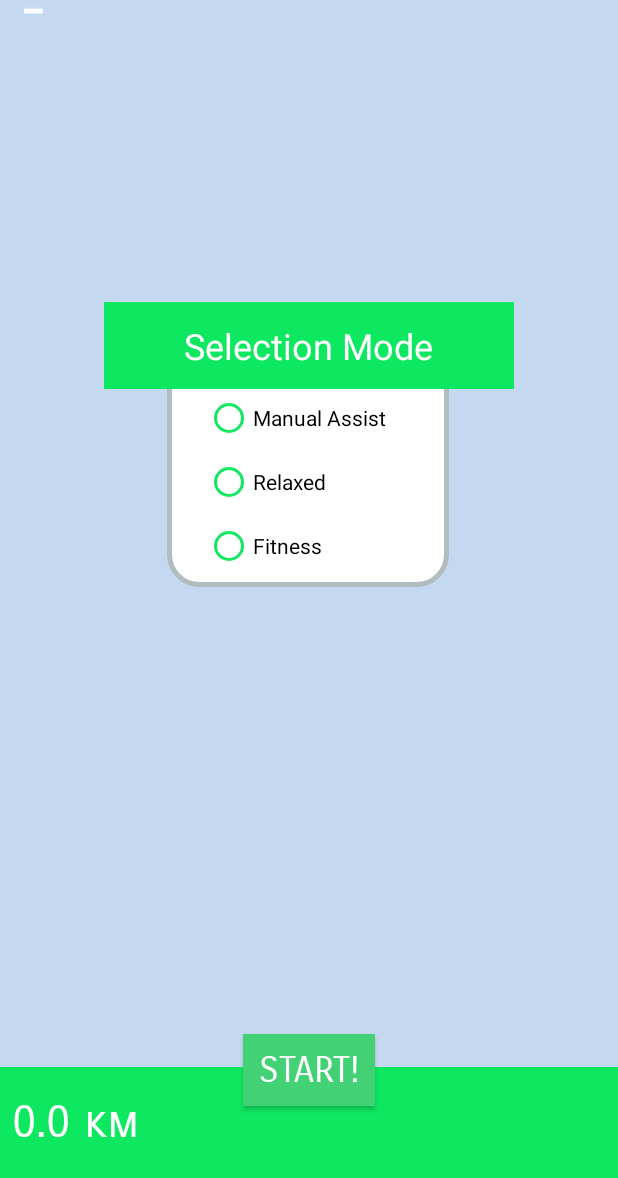
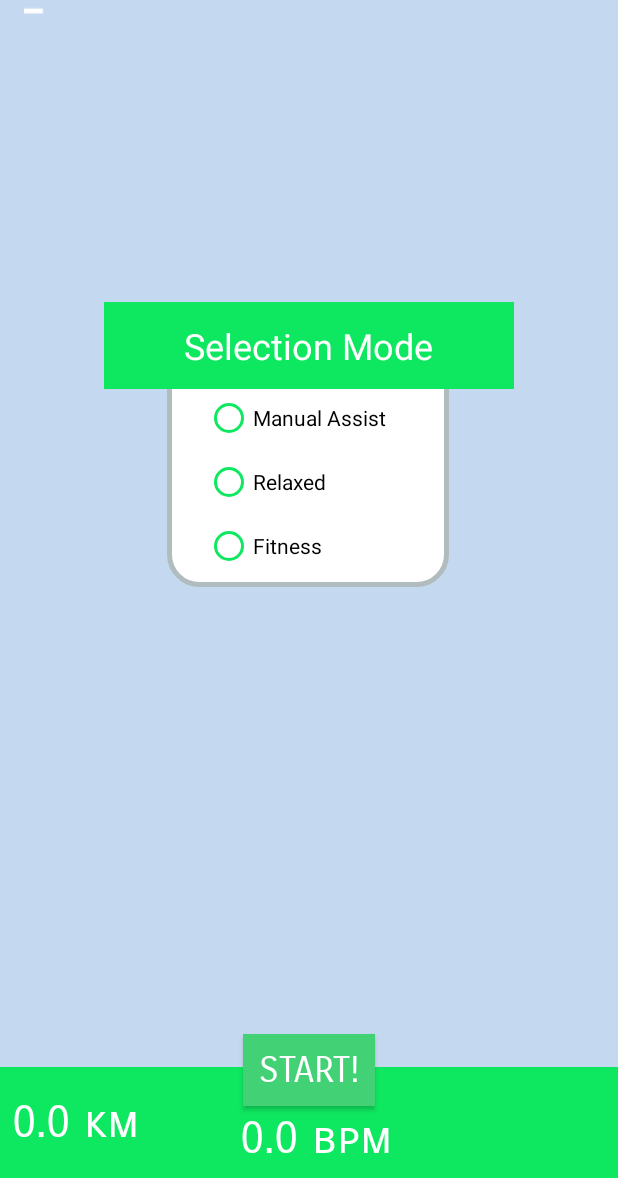
Before and after one commit to maheshc7/PedalEze, an Android app: the MapsActivity screen opened directly, with no data from a screen before it, on a phone screen of 412 x 824 dp, the part 58-1236 px from its top. Run offline under Robolectric (Android 15) with nearby library versions, the phone set to English and light mode, and no system bars; Roboto replaces fonts that are not available here.

Commit message:
Integrated with Mahesh Code and BLE Working with Only Error of Login

```diff
--- a/app/src/main/java/com/smazee/product/pedaleze/MapsActivity.java
+++ b/app/src/main/java/com/smazee/product/pedaleze/MapsActivity.java
@@ -35,7 +35,7 @@ public class MapsActivity extends FragmentActivity implements OnMapReadyCallback
     static float prevDist=0;
     static Intent toService;
     Calendar startTime,stopTime;
-
+    TextView heart_rate;
     @Override
     protected void onCreate(Bundle savedInstanceState) {
         super.onCreate(savedInstanceState);
@@ -46,7 +46,10 @@ public class MapsActivity extends FragmentActivity implements OnMapReadyCallback
         mapFragment.getMapAsync(this);
         distTxt = findViewById(R.id.distText);
         goBtn = findViewById(R.id.goBtn);
+        heart_rate = findViewById(R.id.heart_rate_map);
         radioGroup = findViewById(R.id.mode_group);
+
+
 
     }
 
--- a/app/src/main/java/com/smazee/product/pedaleze/ProfileActivity.java
+++ b/app/src/main/java/com/smazee/product/pedaleze/ProfileActivity.java
@@ -37,6 +37,7 @@ import com.smazee.product.pedaleze.model.ProfileDetails;
 import java.io.IOException;
 import java.lang.reflect.Array;
 import java.util.Arrays;
+import java.util.Map;
 import java.util.Set;
 import java.util.UUID;
 
@@ -49,6 +50,7 @@ public class ProfileActivity extends AppCompatActivity {
     private BluetoothDevice device , myDevice;
     private BluetoothGatt gatt;
     private Handler mhandler;
+    public  MapsActivity mapsActivity;
     private boolean mScanning;
     private int REQUEST_ENABLE_BT;
     public static BluetoothSocket temp;
@@ -58,6 +60,7 @@ public class ProfileActivity extends AppCompatActivity {
     BluetoothDevice bluetoothDevice;
     String serviceUUID;
     PrefManager prefManager;
+    TextView map_heart_rate;
     private static final long SCAN_PERIOD = 10000;
     TextView bmi_txt,height_txt,weight_txt,bmi_index,heart_rate_text;
 //    private static final UUID UUID_Service = UUID.fromString("19fc95c0c11111e399040002a5d5c51b");
@@ -69,6 +72,8 @@ public class ProfileActivity extends AppCompatActivity {
     protected void onCreate(Bundle savedInstanceState) {
         super.onCreate(savedInstanceState);
         setContentView(R.layout.activity_profile);
+//         mapsActivity = (MapsActivity)getApplicationContext();
+
         mhandler = new Handler();
 connect_buton = (Button)findViewById(R.id.profile_menu_btn);
 //bat_but = (Button)findViewById(R.id.battery);
@@ -378,8 +383,11 @@ public void connect(){
              @Override
              public void run() {
                String  arr;
+               byte b;
+
                arr = Arrays.toString(data);
                  heart_rate_text.setText(arr);
+//                    mapsActivity.heart_rate.setText(arr);
                  Toast.makeText(getApplicationContext(), Arrays.toString(data), Toast.LENGTH_LONG).show();
              }
          });
--- a/app/src/main/res/layout/activity_maps.xml
+++ b/app/src/main/res/layout/activity_maps.xml
@@ -67,6 +67,22 @@
                 app:layout_constraintBottom_toBottomOf="parent"
                 app:layout_constraintStart_toStartOf="parent"
                 app:layout_constraintTop_toTopOf="parent" />
+
+            <TextView
+                android:id="@+id/heart_rate_map"
+                android:layout_width="wrap_content"
+                android:layout_height="wrap_content"
+                android:layout_marginStart="160dp"
+                android:layout_marginTop="8dp"
+                android:layout_marginBottom="8dp"
+                android:fontFamily="sans-serif-smallcaps"
+                android:text="0.0 bpm"
+                android:textColor="@android:color/white"
+                android:textSize="30sp"
+                app:layout_constraintBottom_toBottomOf="parent"
+                app:layout_constraintStart_toStartOf="parent"
+                app:layout_constraintTop_toTopOf="parent"
+                app:layout_constraintVertical_bias="1.0" />
         </android.support.constraint.ConstraintLayout>
 
         <Button
```
